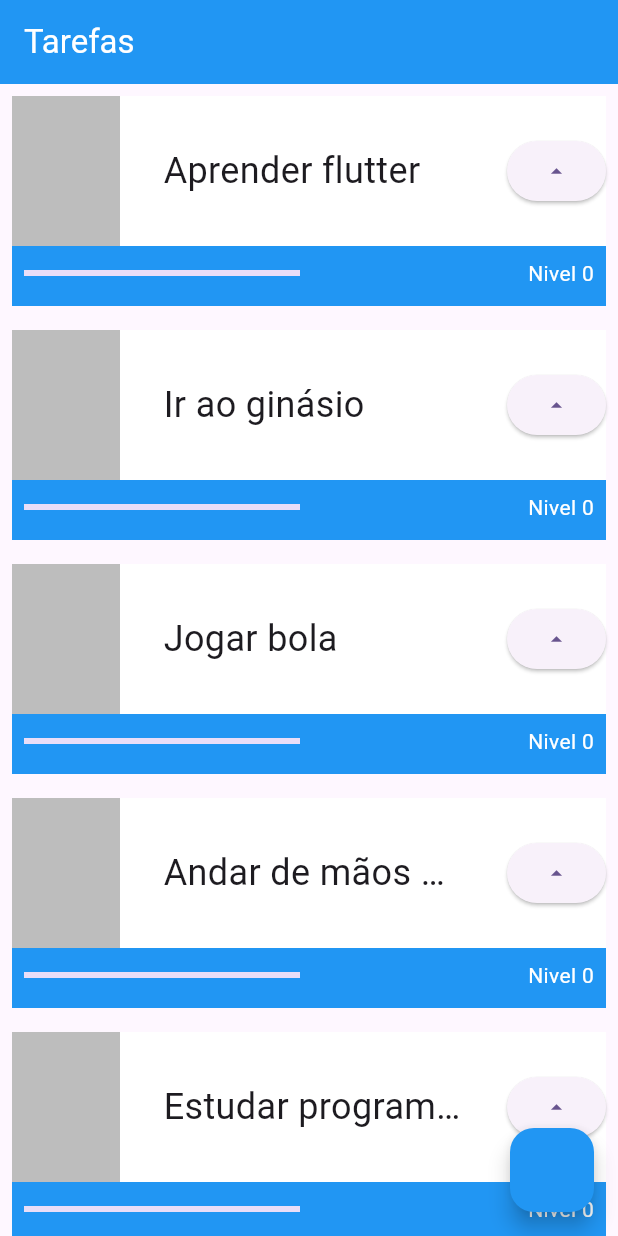
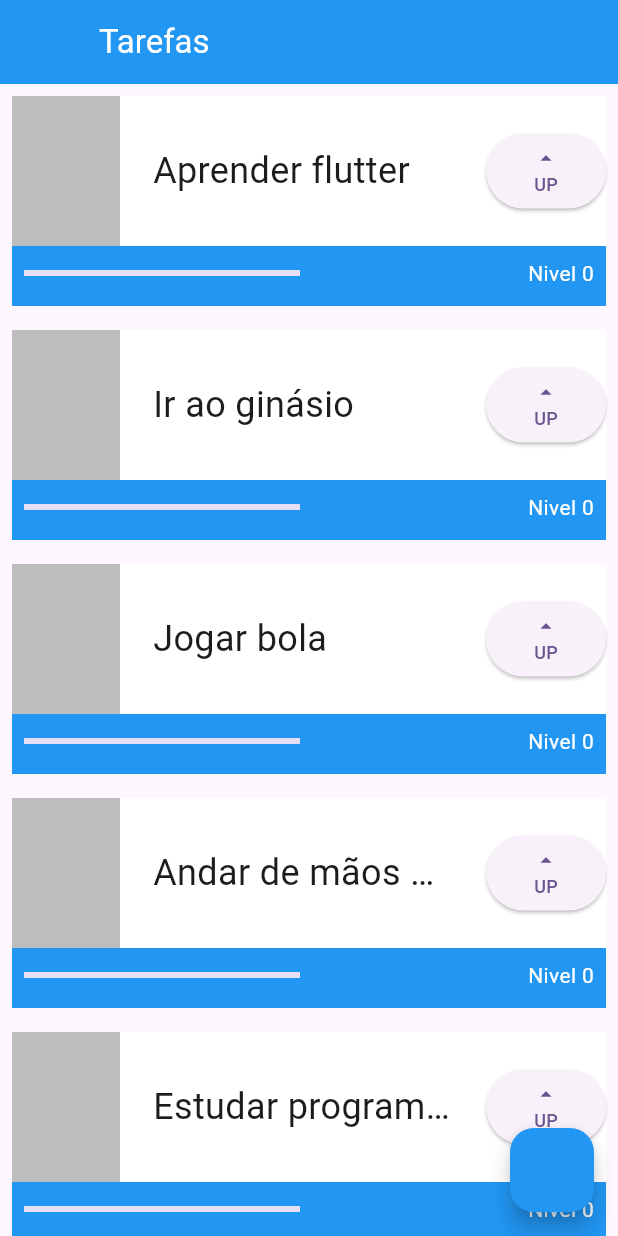
Before and after one commit to linusmanuel/learn-flutter, a Flutter app: the screen it shows after launch, on a phone screen of 412 x 824 dp. Run offline on Flutter 3.47's test engine with Material 3 defaults, Android fonts, the phone set to English and light mode, and no system bars.

```diff
--- a/lib/main.dart
+++ b/lib/main.dart
@@ -17,6 +17,7 @@ class MyApp extends StatelessWidget {
       ),
       home: Scaffold(
         appBar: AppBar(
+          leading: Container(), leadingWidth: 50,
           backgroundColor: Colors.blue,
           title: Text(
             "Tarefas",
@@ -88,14 +89,25 @@ class _TaskState extends State<Task> {
                             style: TextStyle(fontSize: 24),
                             overflow: TextOverflow.ellipsis,
                           )),
-                      ElevatedButton(
+                      Container(
+                        width: 80,
+                        height: 50,
+                        child: ElevatedButton(
                             onPressed: () {
                               setState(() {
                                 nivel++;
                               });
                               print('Subiu para nível: $nivel');
                             },
-                          child: Icon(Icons.arrow_drop_up))
+                            child: Column(
+                              mainAxisAlignment: MainAxisAlignment.center,
+                              crossAxisAlignment: CrossAxisAlignment.center,
+                              children: [
+                                Icon(Icons.arrow_drop_up),
+                                Text("UP", style: TextStyle(fontSize: 12),)
+                              ],
+                            )),
+                      ),
                     ],
                   ),
                 ),
```
Lines whose indentation alone changed are shown as unchanged.
